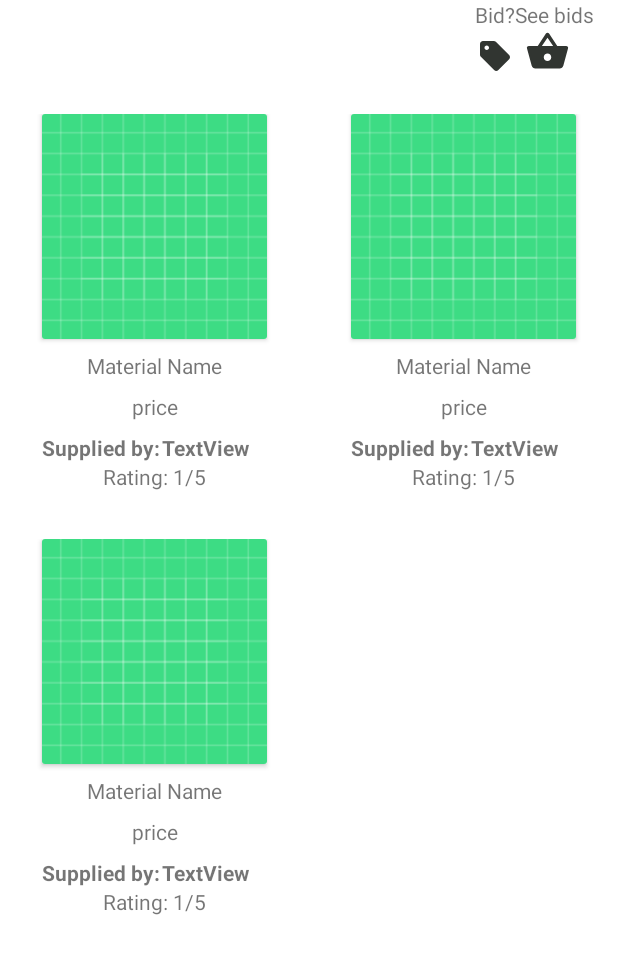
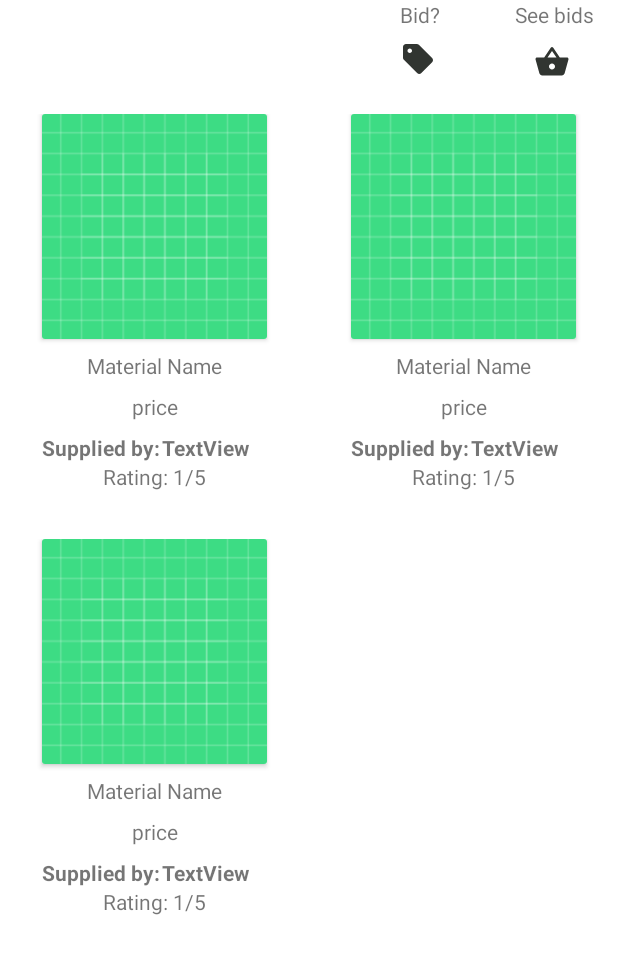
Before and after one commit to MuindiStephen/eAgriWallet-App, an Android app: the layout fragment_dashboard.xml on its own in the app's theme, with its tools: preview values and no code run, on a phone screen of 412 x 824 dp. Shown: the top 954 px of the screen. Run offline under Robolectric (Android 15) with nearby library versions, the phone set to English and light mode, and no system bars.

Commit message:
fixes: null: items Adapter

```diff
--- a/app/src/main/java/com/example/farming/adapter/BidsAdapter.kt
+++ b/app/src/main/java/com/example/farming/adapter/BidsAdapter.kt
@@ -13,7 +13,7 @@ import com.google.android.play.core.integrity.p
 
 class BidsAdapter : RecyclerView.Adapter<BidsAdapter.BidViewHolder>() {
 
-    var bidList: List<Bid>? = null
+    var bidList: List<Bid>? = emptyList()
 
     fun PostsAdapter(bidList: List<Bid>?) {
         this.bidList = bidList
@@ -51,7 +51,7 @@ class BidsAdapter : RecyclerView.Adapter<BidsAdapter.BidViewHolder>() {
     }
 
     override fun getItemCount(): Int {
-        return bidList!!.size
+        return bidList?.size ?: 0
     }
 
 }
--- a/app/src/main/java/com/example/farming/model/Bid.kt
+++ b/app/src/main/java/com/example/farming/model/Bid.kt
@@ -1,5 +1,9 @@
 package com.example.farming.model
 
+import java.lang.reflect.Constructor
+
 data class Bid(
-    val price: String, val materialSupplied: String, val clientName:String
+    val price: String?="",
+    val materialSupplied: String?="",
+    val clientName:String?=""
 )
--- a/app/src/main/res/layout/fragment_dashboard.xml
+++ b/app/src/main/res/layout/fragment_dashboard.xml
@@ -22,8 +22,9 @@
 
     <ImageView
         android:id="@+id/seeAllBids"
-        android:layout_width="30dp"
-        android:layout_height="30dp"
+        android:layout_width="wrap_content"
+        android:layout_height="wrap_content"
+        android:layout_marginTop="10dp"
         android:layout_marginEnd="32dp"
         android:src="@drawable/ic_bid"
         app:layout_constraintEnd_toEndOf="parent"
@@ -42,9 +43,11 @@
         android:id="@+id/bidSupplyMaterial"
         android:layout_width="wrap_content"
         android:layout_height="wrap_content"
-        android:layout_marginTop="6dp"
+        android:layout_marginTop="8dp"
+        android:layout_marginEnd="16dp"
         android:src="@drawable/ic_bid_2"
         app:layout_constraintEnd_toEndOf="@+id/textView10"
+        app:layout_constraintHorizontal_bias="0.0"
         app:layout_constraintStart_toStartOf="@+id/textView10"
         app:layout_constraintTop_toBottomOf="@+id/textView10" />
 
@@ -52,6 +55,7 @@
         android:id="@+id/textView10"
         android:layout_width="wrap_content"
         android:layout_height="wrap_content"
+        android:layout_marginEnd="50dp"
         android:text="Bid?"
         app:layout_constraintEnd_toStartOf="@+id/textView6"
         app:layout_constraintTop_toTopOf="parent" />
```
